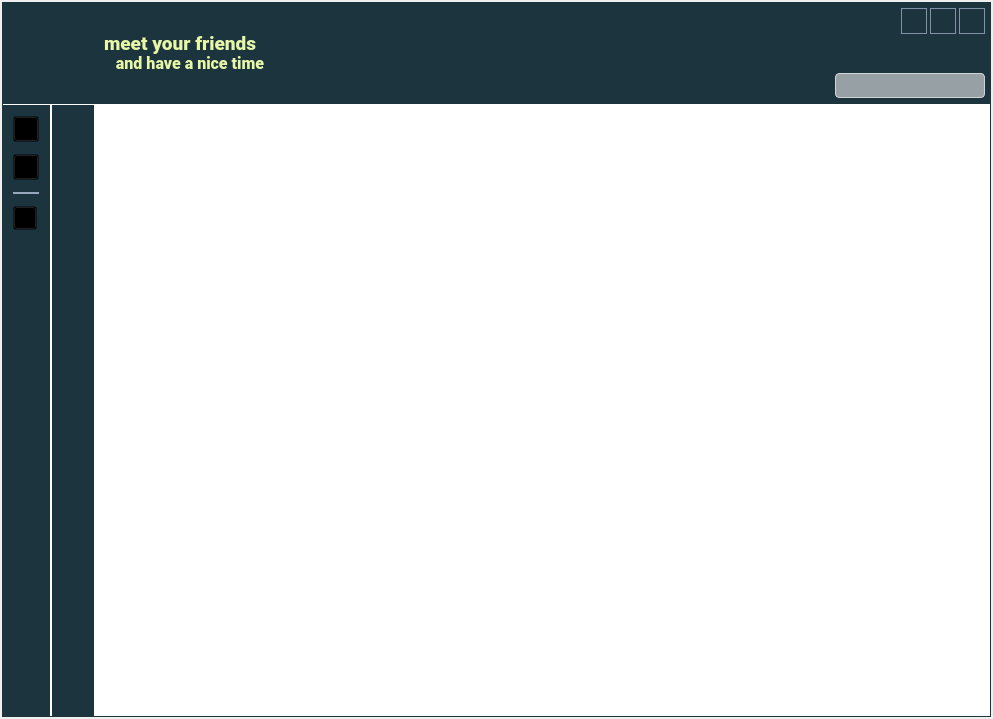
Above: src/app/gui/forms/mainwindow.ui from botorabi/Meet4Eat-Desktop before the change. Below: the same form after it.
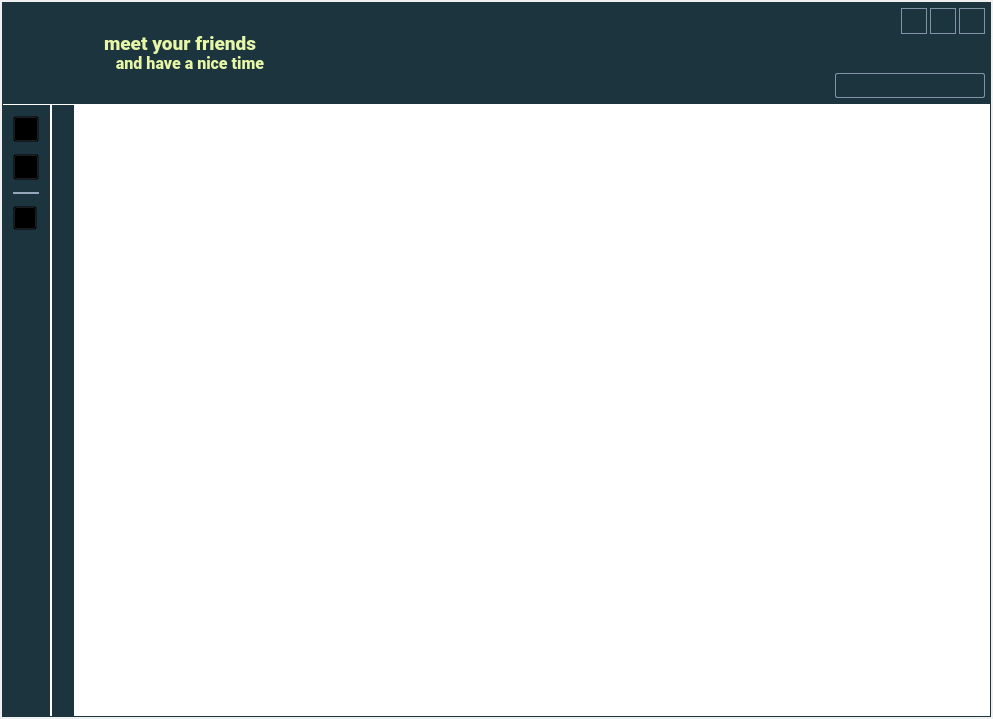
That is the form after the change. Icons and pictures are not drawn.

```diff
--- a/src/app/gui/forms/mainwindow.ui
+++ b/src/app/gui/forms/mainwindow.ui
@@ -366,9 +366,10 @@
                       </property>
                       <property name="styleSheet">
                        <string notr="true">QLabel#labelStatus {
-  background-color: rgba(234, 234, 234, 0.6);
-  border: 1px solid lightgray;
-  border-radius: 4px;
+  color: rgb(231, 247, 167);
+  background: transparent;
+  border: 1px solid rgb(131,147, 167);
+  border-radius: 2px;
 }</string>
                       </property>
                       <property name="alignment">
@@ -620,9 +621,12 @@
                   <property name="orientation">
                    <enum>Qt::Vertical</enum>
                   </property>
+                  <property name="sizeType">
+                   <enum>QSizePolicy::MinimumExpanding</enum>
+                  </property>
                   <property name="sizeHint" stdset="0">
                    <size>
-                    <width>20</width>
+                    <width>0</width>
                     <height>40</height>
                    </size>
                   </property>
```
Left out of the diff: 6 changed lines with no effect on the pictures.
